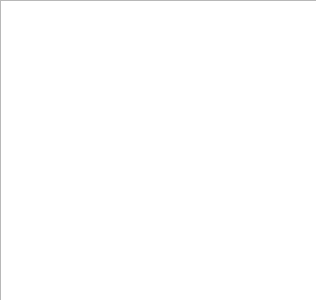
Old version of the form Mast/system_info_form.ui in the repository jakubiszon26/Mast.
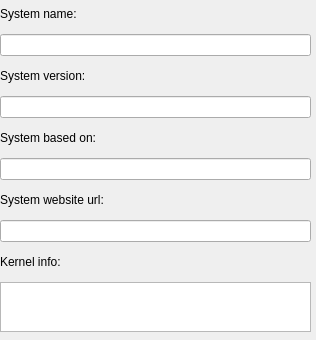
New version of the form.

Commit message: system info redesign

The edit to the form file:
```diff
--- a/Mast/system_info_form.ui
+++ b/Mast/system_info_form.ui
@@ -7,39 +7,114 @@
     <x>0</x>
     <y>0</y>
     <width>316</width>
-    <height>300</height>
+    <height>340</height>
    </rect>
   </property>
   <property name="minimumSize">
    <size>
     <width>316</width>
-    <height>300</height>
+    <height>340</height>
    </size>
   </property>
   <property name="maximumSize">
    <size>
     <width>316</width>
-    <height>300</height>
+    <height>340</height>
    </size>
   </property>
   <property name="windowTitle">
    <string>System info</string>
   </property>
-  <widget class="QPlainTextEdit" name="output_container">
+  <widget class="QWidget" name="verticalLayoutWidget">
    <property name="geometry">
     <rect>
      <x>0</x>
      <y>0</y>
-     <width>321</width>
-     <height>301</height>
+     <width>311</width>
+     <height>332</height>
     </rect>
    </property>
-   <property name="readOnly">
-    <bool>true</bool>
-   </property>
-   <property name="plainText">
-    <string/>
-   </property>
+   <layout class="QVBoxLayout" name="verticalLayout">
+    <item>
+     <widget class="QLabel" name="label_5">
+      <property name="text">
+       <string>System name:</string>
+      </property>
+     </widget>
+    </item>
+    <item>
+     <widget class="QLineEdit" name="system_name">
+      <property name="enabled">
+       <bool>true</bool>
+      </property>
+      <property name="readOnly">
+       <bool>true</bool>
+      </property>
+     </widget>
+    </item>
+    <item>
+     <widget class="QLabel" name="label_4">
+      <property name="text">
+       <string>System version:</string>
+      </property>
+     </widget>
+    </item>
+    <item>
+     <widget class="QLineEdit" name="system_version">
+      <property name="readOnly">
+       <bool>true</bool>
+      </property>
+     </widget>
+    </item>
+    <item>
+     <widget class="QLabel" name="label_3">
+      <property name="text">
+       <string>System based on:</string>
+      </property>
+     </widget>
+    </item>
+    <item>
+     <widget class="QLineEdit" name="based_on">
+      <property name="readOnly">
+       <bool>true</bool>
+      </property>
+     </widget>
+    </item>
+    <item>
+     <widget class="QLabel" name="label_2">
+      <property name="text">
+       <string>System website url:</string>
+      </property>
+     </widget>
+    </item>
+    <item>
+     <widget class="QLineEdit" name="system_website">
+      <property name="readOnly">
+       <bool>true</bool>
+      </property>
+     </widget>
+    </item>
+    <item>
+     <widget class="QLabel" name="label">
+      <property name="text">
+       <string>Kernel info:</string>
+      </property>
+     </widget>
+    </item>
+    <item>
+     <widget class="QTextEdit" name="kernel_info">
+      <property name="maximumSize">
+       <size>
+        <width>16777215</width>
+        <height>50</height>
+       </size>
+      </property>
+      <property name="readOnly">
+       <bool>true</bool>
+      </property>
+     </widget>
+    </item>
+   </layout>
   </widget>
  </widget>
  <resources/>
```
The commit also changes 2 other files.
